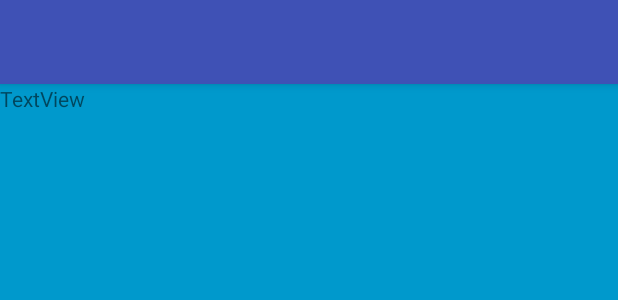
After one commit to flelchuk/VisAppProto, an Android app: the layout activity_show_contact.xml on its own in the app's theme, with its tools: preview values and no code run, on a phone screen of 412 x 824 dp. The commit adds this screen. Shown: the top 300 px of the screen. Run offline under Robolectric (Android 15) with nearby library versions, the phone set to English and light mode, and no system bars.

Commit message:
Activity zum Anzeigen der Kontaktdaten hinzugefuegt

```diff
--- a/app/src/main/AndroidManifest.xml
+++ b/app/src/main/AndroidManifest.xml
@@ -37,6 +37,10 @@
                 android:name="android.support.PARENT_ACTIVITY"
                 android:value="com.example.christian.vappprotoneu.MainActivity" />
         </activity>
+        <activity
+            android:name=".ShowContactActivity"
+            android:label="@string/title_activity_show_contact"
+            android:theme="@style/AppTheme.NoActionBar"></activity>
     </application>
 
 </manifest>
--- a/app/src/main/java/com/example/christian/vappprotoneu/ScanActivity.java
+++ b/app/src/main/java/com/example/christian/vappprotoneu/ScanActivity.java
@@ -1,6 +1,7 @@
 package com.example.christian.vappprotoneu;
 
 import android.Manifest;
+import android.content.Intent;
 import android.content.pm.PackageManager;
 import android.support.v4.app.ActivityCompat;
 import android.support.v7.app.AlertDialog;
@@ -61,6 +62,12 @@ public class ScanActivity extends AppCompatActivity implements ZXingScannerView.
         mScannerView.stopCamera();
     }
 
+    public void goShowContact()//View view)
+    {
+        Intent intent = new Intent(this, ShowContactActivity.class);
+        startActivity(intent);
+    }
+
     public void done(View view)
     {
         finish();
@@ -68,12 +75,12 @@ public class ScanActivity extends AppCompatActivity implements ZXingScannerView.
 
     //@Override
     public void handleResult(Result rawResult) {
-        new AlertDialog.Builder(this)
+        /*new AlertDialog.Builder(this)
                 .setTitle("QR Code")
                 .setMessage(rawResult.toString())
                 .setPositiveButton("OK", null)
-                .show();
-
+                .show();*/
+        goShowContact();
         // Note:
         // * Wait 2 seconds to resume the preview.
         // * On older devices continuously stopping and resuming camera preview can result in freezing the app.
--- /dev/null
+++ b/app/src/main/java/com/example/christian/vappprotoneu/ShowContactActivity.java
@@ -0,0 +1,21 @@
+package com.example.christian.vappprotoneu;
+
+import android.os.Bundle;
+import android.support.design.widget.FloatingActionButton;
+import android.support.design.widget.Snackbar;
+import android.support.v7.app.AppCompatActivity;
+import android.support.v7.widget.Toolbar;
+import android.view.View;
+
+public class ShowContactActivity extends AppCompatActivity {
+
+    @Override
+    protected void onCreate(Bundle savedInstanceState) {
+        super.onCreate(savedInstanceState);
+        setContentView(R.layout.activity_show_contact);
+        Toolbar toolbar = (Toolbar) findViewById(R.id.toolbar);
+        setSupportActionBar(toolbar);
+
+    }
+
+}
--- /dev/null
+++ b/app/src/main/res/layout/activity_show_contact.xml
@@ -0,0 +1,35 @@
+<?xml version="1.0" encoding="utf-8"?>
+<LinearLayout xmlns:android="http://schemas.android.com/apk/res/android"
+    xmlns:tools="http://schemas.android.com/tools"
+    xmlns:app="http://schemas.android.com/apk/res-auto"
+    android:orientation="vertical"
+    android:layout_width="match_parent"
+    android:layout_height="match_parent"
+    android:background="#0099cc"
+    tools:context="com.example.christian.vappprotoneu.ShowContactActivity">
+
+    <android.support.design.widget.AppBarLayout
+        android:layout_width="match_parent"
+        android:layout_height="wrap_content"
+        android:theme="@style/AppTheme.AppBarOverlay">
+
+        <android.support.v7.widget.Toolbar
+            android:id="@+id/toolbar"
+            android:layout_width="match_parent"
+            android:layout_height="?attr/actionBarSize"
+            android:background="?attr/colorPrimary"
+            app:popupTheme="@style/AppTheme.PopupOverlay" />
+
+    </android.support.design.widget.AppBarLayout>
+
+
+    <TextView
+        android:text="TextView"
+        android:layout_width="match_parent"
+        android:layout_height="wrap_content"
+        android:id="@+id/textView3" />
+
+    <include layout="@layout/content_show_contact"
+        android:id="@+id/include" />
+
+</LinearLayout>
--- /dev/null
+++ b/app/src/main/res/layout/content_show_contact.xml
@@ -0,0 +1,16 @@
+<?xml version="1.0" encoding="utf-8"?>
+<RelativeLayout xmlns:android="http://schemas.android.com/apk/res/android"
+    xmlns:app="http://schemas.android.com/apk/res-auto"
+    xmlns:tools="http://schemas.android.com/tools"
+    android:id="@+id/content_show_contact"
+    android:layout_width="match_parent"
+    android:layout_height="match_parent"
+    android:paddingBottom="@dimen/activity_vertical_margin"
+    android:paddingLeft="@dimen/activity_horizontal_margin"
+    android:paddingRight="@dimen/activity_horizontal_margin"
+    android:paddingTop="@dimen/activity_vertical_margin"
+    app:layout_behavior="@string/appbar_scrolling_view_behavior"
+    tools:context="com.example.christian.vappprotoneu.ShowContactActivity"
+    tools:showIn="@layout/activity_show_contact">
+
+</RelativeLayout>
--- a/app/src/main/res/values/strings.xml
+++ b/app/src/main/res/values/strings.xml
@@ -6,4 +6,5 @@
     <string name="dummy_content">DUMMY\nCONTENT</string>
 
     <string name="title_activity_display">DisplayActivity</string>
+    <string name="title_activity_show_contact">ShowContactActivity</string>
 </resources>
```
